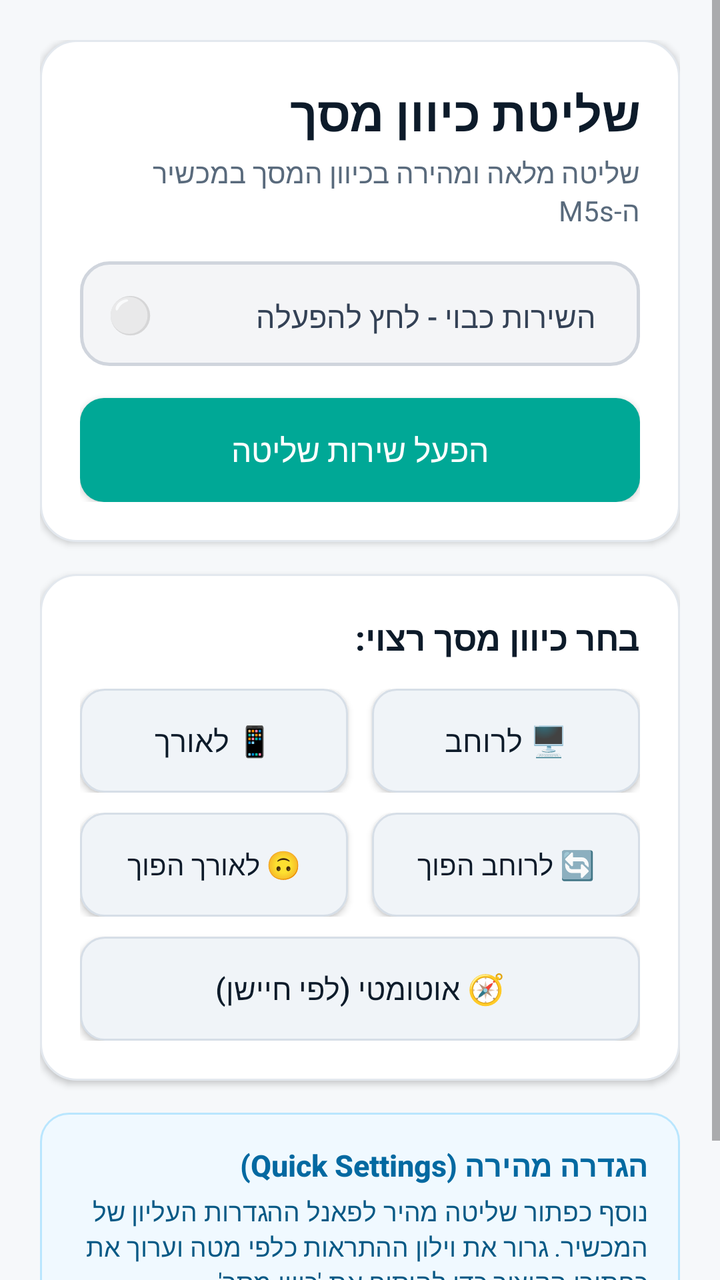
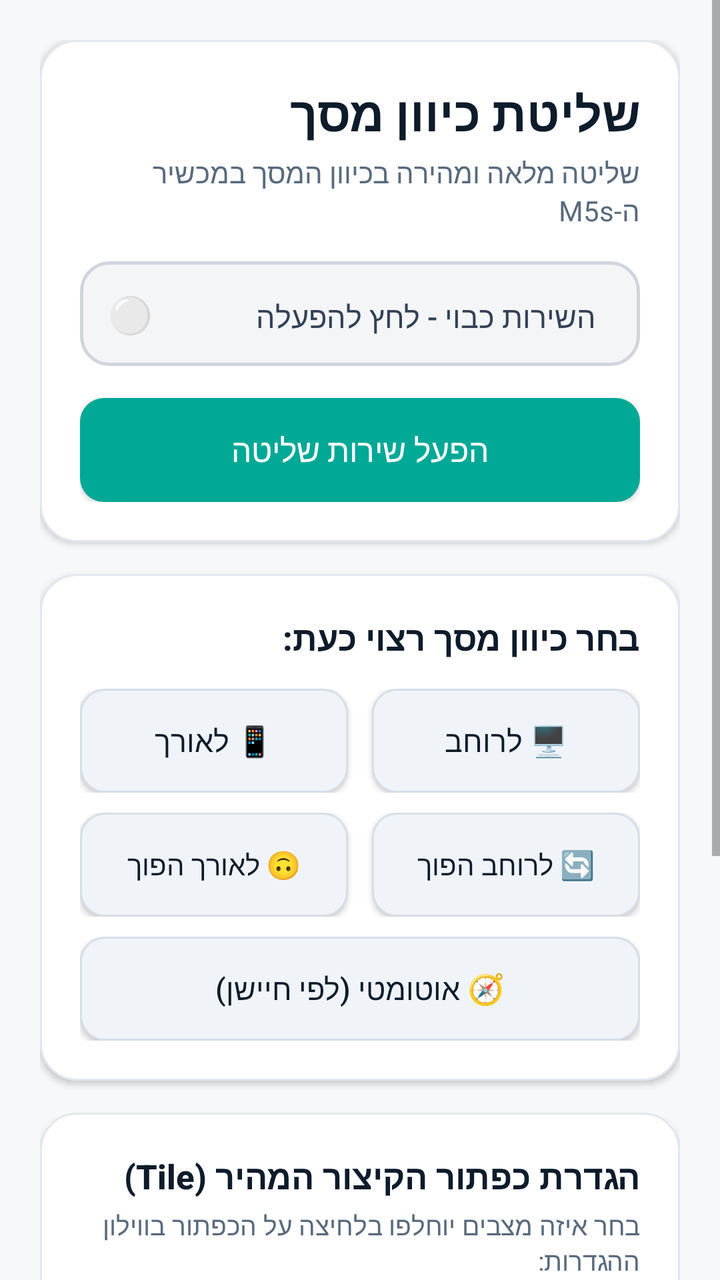

Compare the two renders of this Android layout. The source of the first and the diff that turns it into the second are given below.
<!-- AndroidManifest.xml: application theme android:Theme.Material.Light.NoActionBar -->
<!-- res/layout/activity_main.xml -->
<ScrollView xmlns:android="http://schemas.android.com/apk/res/android"
    android:layout_width="match_parent"
    android:layout_height="match_parent"
    android:background="@drawable/bg_main_screen"
    android:fillViewport="true">

    <LinearLayout
        android:layout_width="match_parent"
        android:layout_height="wrap_content"
        android:orientation="vertical"
        android:padding="20dp">

        
        <LinearLayout
            android:layout_width="match_parent"
            android:layout_height="wrap_content"
            android:background="@drawable/bg_card"
            android:elevation="2dp"
            android:orientation="vertical"
            android:padding="20dp">

            <TextView
                android:layout_width="match_parent"
                android:layout_height="wrap_content"
                android:fontFamily="sans-serif-medium"
                android:text="@string/app_name"
                android:textColor="#0D1B2A"
                android:textSize="24sp"
                android:textStyle="bold" />

            <TextView
                android:layout_width="match_parent"
                android:layout_height="wrap_content"
                android:layout_marginTop="4dp"
                android:text="@string/app_tagline"
                android:textColor="#596A7C"
                android:textSize="14sp" />

            
            <LinearLayout
                android:id="@+id/status_box"
                android:layout_width="match_parent"
                android:layout_height="wrap_content"
                android:layout_marginTop="16dp"
                android:background="@drawable/bg_status_inactive"
                android:orientation="horizontal"
                android:padding="14dp">

                <TextView
                    android:id="@+id/tv_status_icon"
                    android:layout_width="wrap_content"
                    android:layout_height="wrap_content"
                    android:text="⚪"
                    android:textSize="18sp" />

                <TextView
                    android:id="@+id/tv_status_text"
                    android:layout_width="0dp"
                    android:layout_height="wrap_content"
                    android:layout_marginEnd="8dp"
                    android:layout_marginStart="8dp"
                    android:layout_weight="1"
                    android:fontFamily="sans-serif-medium"
                    android:text="@string/status_inactive"
                    android:textColor="#334155"
                    android:textSize="15sp" />
            </LinearLayout>

            
            <Button
                android:id="@+id/btn_toggle_service"
                android:layout_width="match_parent"
                android:layout_height="52dp"
                android:layout_marginTop="16dp"
                android:background="@drawable/btn_primary"
                android:fontFamily="sans-serif-medium"
                android:text="@string/enable_service"
                android:textAllCaps="false"
                android:textColor="#FFFFFF"
                android:textSize="16sp" />
        </LinearLayout>

        
        <LinearLayout
            android:id="@+id/box_permission_warning"
            android:layout_width="match_parent"
            android:layout_height="wrap_content"
            android:layout_marginTop="16dp"
            android:background="@drawable/bg_card"
            android:orientation="vertical"
            android:padding="18dp"
            android:visibility="gone">

            <TextView
                android:layout_width="match_parent"
                android:layout_height="wrap_content"
                android:fontFamily="sans-serif-medium"
                android:text="@string/permission_required_title"
                android:textColor="#C2410C"
                android:textSize="16sp"
                android:textStyle="bold" />

            <TextView
                android:layout_width="match_parent"
                android:layout_height="wrap_content"
                android:layout_marginTop="6dp"
                android:text="@string/permission_required_desc"
                android:textColor="#475569"
                android:textSize="14sp" />

            <Button
                android:id="@+id/btn_grant_permission"
                android:layout_width="match_parent"
                android:layout_height="46dp"
                android:layout_marginTop="12dp"
                android:background="@drawable/btn_primary"
                android:text="@string/grant_permission"
                android:textColor="#FFFFFF"
                android:textSize="14sp" />
        </LinearLayout>

        
        <LinearLayout
            android:layout_width="match_parent"
            android:layout_height="wrap_content"
            android:layout_marginTop="16dp"
            android:background="@drawable/bg_card"
            android:elevation="2dp"
            android:orientation="vertical"
            android:padding="20dp">

            <TextView
                android:layout_width="match_parent"
                android:layout_height="wrap_content"
                android:fontFamily="sans-serif-medium"
                android:text="בחר כיוון מסך רצוי:"
                android:textColor="#0D1B2A"
                android:textSize="17sp"
                android:textStyle="bold" />

            
            <LinearLayout
                android:layout_width="match_parent"
                android:layout_height="wrap_content"
                android:layout_marginTop="14dp"
                android:orientation="horizontal">

                <Button
                    android:id="@+id/btn_mode_portrait"
                    android:layout_width="0dp"
                    android:layout_height="52dp"
                    android:layout_marginEnd="6dp"
                    android:layout_weight="1"
                    android:background="@drawable/btn_mode_unselected"
                    android:fontFamily="sans-serif-medium"
                    android:text="📱 לאורך"
                    android:textColor="#0D1B2A"
                    android:textSize="15sp" />

                <Button
                    android:id="@+id/btn_mode_landscape"
                    android:layout_width="0dp"
                    android:layout_height="52dp"
                    android:layout_marginStart="6dp"
                    android:layout_weight="1"
                    android:background="@drawable/btn_mode_unselected"
                    android:fontFamily="sans-serif-medium"
                    android:text="🖥️ לרוחב"
                    android:textColor="#0D1B2A"
                    android:textSize="15sp" />
            </LinearLayout>

            
            <LinearLayout
                android:layout_width="match_parent"
                android:layout_height="wrap_content"
                android:layout_marginTop="10dp"
                android:orientation="horizontal">

                <Button
                    android:id="@+id/btn_mode_reverse_portrait"
                    android:layout_width="0dp"
                    android:layout_height="52dp"
                    android:layout_marginEnd="6dp"
                    android:layout_weight="1"
                    android:background="@drawable/btn_mode_unselected"
                    android:fontFamily="sans-serif-medium"
                    android:text="🙃 לאורך הפוך"
                    android:textColor="#0D1B2A"
                    android:textSize="14sp" />

                <Button
                    android:id="@+id/btn_mode_reverse_landscape"
                    android:layout_width="0dp"
                    android:layout_height="52dp"
                    android:layout_marginStart="6dp"
                    android:layout_weight="1"
                    android:background="@drawable/btn_mode_unselected"
                    android:fontFamily="sans-serif-medium"
                    android:text="🔄 לרוחב הפוך"
                    android:textColor="#0D1B2A"
                    android:textSize="14sp" />
            </LinearLayout>

            
            <Button
                android:id="@+id/btn_mode_sensor"
                android:layout_width="match_parent"
                android:layout_height="52dp"
                android:layout_marginTop="10dp"
                android:background="@drawable/btn_mode_unselected"
                android:fontFamily="sans-serif-medium"
                android:text="🧭 אוטומטי (לפי חיישן)"
                android:textColor="#0D1B2A"
                android:textSize="15sp" />
        </LinearLayout>

        
        <LinearLayout
            android:layout_width="match_parent"
            android:layout_height="wrap_content"
            android:layout_marginTop="16dp"
            android:background="@drawable/bg_info_banner"
            android:orientation="vertical"
            android:padding="16dp">

            <TextView
                android:layout_width="match_parent"
                android:layout_height="wrap_content"
                android:fontFamily="sans-serif-medium"
                android:text="@string/quick_settings_info_title"
                android:textColor="#0369A1"
                android:textSize="15sp"
                android:textStyle="bold" />

            <TextView
                android:layout_width="match_parent"
                android:layout_height="wrap_content"
                android:layout_marginTop="4dp"
                android:text="@string/quick_settings_info_desc"
                android:textColor="#075985"
                android:textSize="13sp" />
        </LinearLayout>

        
        <TextView
            android:layout_width="match_parent"
            android:layout_height="wrap_content"
            android:layout_marginTop="16dp"
            android:gravity="center"
            android:text="מותאם ומיועד עבור מכשיר M5s ודגמי אנדרואיד נוספים"
            android:textColor="#94A3B8"
            android:textSize="12sp" />

    </LinearLayout>
</ScrollView>
<!-- resources referenced by this layout -->
<resources>
  <!-- drawable bg_card (drawable) -->
  <shape xmlns:android="http://schemas.android.com/apk/res/android"
      android:shape="rectangle">
      <solid android:color="#FFFFFF" />
      <corners android:radius="18dp" />
      <stroke
          android:width="1dp"
          android:color="#E3E8EE" />
  </shape>
  <!-- drawable bg_info_banner (drawable) -->
  <shape xmlns:android="http://schemas.android.com/apk/res/android"
      android:shape="rectangle">
      <solid android:color="#F0F9FF" />
      <corners android:radius="14dp" />
      <stroke
          android:width="1dp"
          android:color="#B9E6FE" />
  </shape>
  <!-- drawable bg_main_screen (drawable) -->
  <shape xmlns:android="http://schemas.android.com/apk/res/android"
      android:shape="rectangle">
      <solid android:color="#F6F8FA" />
  </shape>
  <!-- drawable bg_status_inactive (drawable) -->
  <shape xmlns:android="http://schemas.android.com/apk/res/android"
      android:shape="rectangle">
      <solid android:color="#F4F5F7" />
      <corners android:radius="14dp" />
      <stroke
          android:width="1.5dp"
          android:color="#D0D5DD" />
  </shape>
  <!-- drawable btn_mode_unselected (drawable) -->
  <shape xmlns:android="http://schemas.android.com/apk/res/android"
      android:shape="rectangle">
      <solid android:color="#F0F4F8" />
      <corners android:radius="12dp" />
      <stroke
          android:width="1dp"
          android:color="#D6DEE7" />
  </shape>
  <!-- drawable btn_primary (drawable) -->
  <shape xmlns:android="http://schemas.android.com/apk/res/android"
      android:shape="rectangle">
      <solid android:color="#00A896" />
      <corners android:radius="12dp" />
  </shape>
  <string name="app_name">שליטת כיוון מסך</string>
  <string name="app_tagline">שליטה מלאה ומהירה בכיוון המסך במכשיר ה-M5s</string>
  <string name="enable_service">הפעל שירות שליטה</string>
  <string name="grant_permission">הענק הרשאה</string>
  <string name="permission_required_desc">כדי לנעול ולשנות את כיוון המסך מעל כל האפליקציות, יש לאשר את הרשאת \'הצג מעל אפליקציות אחרות\'.</string>
  <string name="permission_required_title">נדרשת הרשאת חלון צף</string>
  <string name="quick_settings_info_desc">נוסף כפתור שליטה מהיר לפאנל ההגדרות העליון של המכשיר. גרור את וילון ההתראות כלפי מטה וערוך את כפתורי הקיצור כדי להוסיף את \'כיוון מסך\'.</string>
  <string name="quick_settings_info_title">הגדרה מהירה (Quick Settings)</string>
  <string name="status_inactive">השירות כבוי - לחץ להפעלה</string>
</resources>

<!-- the commit's change to res/layout/activity_main.xml (unified diff, before → after) -->
@@ -133,7 +133,7 @@
                 android:layout_width="match_parent"
                 android:layout_height="wrap_content"
                 android:fontFamily="sans-serif-medium"
-                android:text="בחר כיוון מסך רצוי:"
+                android:text="בחר כיוון מסך רצוי כעת:"
                 android:textColor="#0D1B2A"
                 android:textSize="17sp"
                 android:textStyle="bold" />
@@ -213,6 +213,78 @@
                 android:text="🧭 אוטומטי (לפי חיישן)"
                 android:textColor="#0D1B2A"
                 android:textSize="15sp" />
+        </LinearLayout>
+
+        
+        <LinearLayout
+            android:layout_width="match_parent"
+            android:layout_height="wrap_content"
+            android:layout_marginTop="16dp"
+            android:background="@drawable/bg_card"
+            android:elevation="2dp"
+            android:orientation="vertical"
+            android:padding="20dp">
+
+            <TextView
+                android:layout_width="match_parent"
+                android:layout_height="wrap_content"
+                android:fontFamily="sans-serif-medium"
+                android:text="@string/tile_setting_title"
+                android:textColor="#0D1B2A"
+                android:textSize="17sp"
+                android:textStyle="bold" />
+
+            <TextView
+                android:layout_width="match_parent"
+                android:layout_height="wrap_content"
+                android:layout_marginTop="4dp"
+                android:text="@string/tile_setting_subtitle"
+                android:textColor="#596A7C"
+                android:textSize="13sp" />
+
+            
+            <LinearLayout
+                android:layout_width="match_parent"
+                android:layout_height="wrap_content"
+                android:layout_marginTop="14dp"
+                android:orientation="horizontal">
+
+                <Button
+                    android:id="@+id/btn_tile_port_land"
+                    android:layout_width="0dp"
+                    android:layout_height="52dp"
+                    android:layout_marginEnd="6dp"
+                    android:layout_weight="1"
+                    android:background="@drawable/btn_mode_selected"
+                    android:fontFamily="sans-serif-medium"
+                    android:text="@string/tile_mode_port_land"
+                    android:textColor="#FFFFFF"
+                    android:textSize="14sp" />
+
+                <Button
+                    android:id="@+id/btn_tile_all"
+                    android:layout_width="0dp"
+                    android:layout_height="52dp"
+                    android:layout_marginStart="6dp"
+                    android:layout_weight="1"
+                    android:background="@drawable/btn_mode_unselected"
+                    android:fontFamily="sans-serif-medium"
+                    android:text="@string/tile_mode_all"
+                    android:textColor="#0D1B2A"
+                    android:textSize="14sp" />
+            </LinearLayout>
+
+            
+            <TextView
+                android:id="@+id/tv_tile_mode_summary"
+                android:layout_width="match_parent"
+                android:layout_height="wrap_content"
+                android:layout_marginTop="12dp"
+                android:background="@drawable/bg_info_banner"
+                android:padding="12dp"
+                android:text="@string/tile_mode_port_land_desc"
+                android:textColor="#075985"
+                android:textSize="13sp" />
         </LinearLayout>
 
         
<!-- resource entries referenced after the edit -->
@@ -32,6 +32,12 @@
           android:width="1.5dp"
           android:color="#D0D5DD" />
   </shape>
+  <!-- drawable btn_mode_selected (drawable) -->
+  <shape xmlns:android="http://schemas.android.com/apk/res/android"
+      android:shape="rectangle">
+      <solid android:color="#0D1B2A" />
+      <corners android:radius="12dp" />
+  </shape>
   <!-- drawable btn_mode_unselected (drawable) -->
   <shape xmlns:android="http://schemas.android.com/apk/res/android"
       android:shape="rectangle">
@@ -56,5 +62,10 @@
   <string name="quick_settings_info_desc">נוסף כפתור שליטה מהיר לפאנל ההגדרות העליון של המכשיר. גרור את וילון ההתראות כלפי מטה וערוך את כפתורי הקיצור כדי להוסיף את \'כיוון מסך\'.</string>
   <string name="quick_settings_info_title">הגדרה מהירה (Quick Settings)</string>
   <string name="status_inactive">השירות כבוי - לחץ להפעלה</string>
+  <string name="tile_mode_all">🔄 כל המצבים</string>
+  <string name="tile_mode_port_land">📱 אורך ורוחב בלבד</string>
+  <string name="tile_mode_port_land_desc">מעבר פשוט: לאורך ➔ לרוחב ➔ כיבוי</string>
+  <string name="tile_setting_subtitle">בחר איזה מצבים יוחלפו בלחיצה על הכפתור בווילון ההגדרות:</string>
+  <string name="tile_setting_title">הגדרת כפתור הקיצור המהיר (Tile)</string>
 </resources>
 
